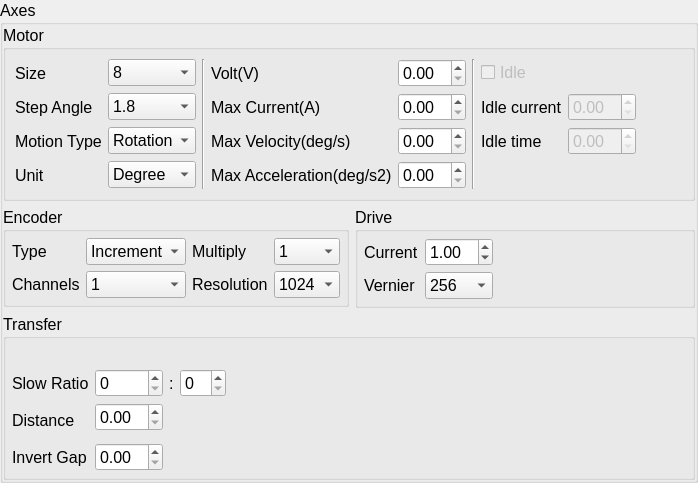
The window that source/wnd/ui/mrqaxes.ui (ww4u/megarobostudio) describes before a commit, drawn with Qt 5.
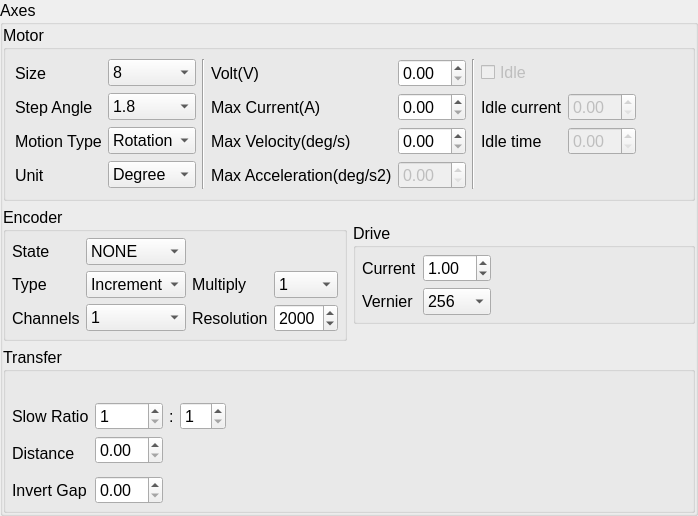
The same window after the commit. Icons and pictures are not drawn.

The edit to the form file:
```diff
--- a/source/wnd/ui/mrqaxes.ui
+++ b/source/wnd/ui/mrqaxes.ui
@@ -7,7 +7,7 @@
     <x>0</x>
     <y>0</y>
     <width>698</width>
-    <height>410</height>
+    <height>442</height>
    </rect>
   </property>
   <property name="sizePolicy">
@@ -286,7 +286,11 @@
           </widget>
          </item>
          <item row="3" column="4">
-          <widget class="QDoubleSpinBox" name="spinMaxAcc"/>
+          <widget class="QDoubleSpinBox" name="spinMaxAcc">
+           <property name="enabled">
+            <bool>false</bool>
+           </property>
+          </widget>
          </item>
         </layout>
        </widget>
@@ -328,14 +332,43 @@
              <property name="horizontalSpacing">
               <number>6</number>
              </property>
-             <item row="0" column="0">
-              <widget class="QLabel" name="label_15">
+             <item row="4" column="1">
+              <spacer name="verticalSpacer_3">
+               <property name="orientation">
+                <enum>Qt::Vertical</enum>
+               </property>
+               <property name="sizeHint" stdset="0">
+                <size>
+                 <width>20</width>
+                 <height>0</height>
+                </size>
+               </property>
+              </spacer>
+             </item>
+             <item row="3" column="3">
+              <widget class="QSpinBox" name="spinEncLine">
+               <property name="minimum">
+                <number>1000</number>
+               </property>
+               <property name="maximum">
+                <number>5000</number>
+               </property>
+               <property name="singleStep">
+                <number>10</number>
+               </property>
+               <property name="value">
+                <number>2000</number>
+               </property>
+              </widget>
+             </item>
+             <item row="3" column="0">
+              <widget class="QLabel" name="label_2">
                <property name="text">
-                <string>Type</string>
+                <string>Channels</string>
                </property>
               </widget>
              </item>
-             <item row="0" column="1">
+             <item row="2" column="1">
               <widget class="QComboBox" name="cmbEncType">
                <item>
                 <property name="text">
@@ -349,14 +382,21 @@
                </item>
               </widget>
              </item>
-             <item row="0" column="2">
+             <item row="2" column="2">
               <widget class="QLabel" name="label_17">
                <property name="text">
                 <string>Multiply</string>
                </property>
               </widget>
              </item>
-             <item row="0" column="3">
+             <item row="2" column="0">
+              <widget class="QLabel" name="label_15">
+               <property name="text">
+                <string>Type</string>
+               </property>
+              </widget>
+             </item>
+             <item row="2" column="3">
               <widget class="QComboBox" name="cmbEncMul">
                <item>
                 <property name="text">
@@ -375,21 +415,7 @@
                </item>
               </widget>
              </item>
-             <item row="1" column="0">
-              <widget class="QLabel" name="label_2">
-               <property name="text">
-                <string>Channels</string>
-               </property>
-              </widget>
-             </item>
-             <item row="1" column="2">
-              <widget class="QLabel" name="label_16">
-               <property name="text">
-                <string>Resolution</string>
-               </property>
-              </widget>
-             </item>
-             <item row="1" column="1">
+             <item row="3" column="1">
               <widget class="QComboBox" name="cmbEncChs">
                <item>
                 <property name="text">
@@ -403,11 +429,25 @@
                </item>
               </widget>
              </item>
-             <item row="1" column="3">
-              <widget class="QComboBox" name="cmbEncRes">
+             <item row="3" column="2">
+              <widget class="QLabel" name="label_16">
+               <property name="text">
+                <string>Resolution</string>
+               </property>
+              </widget>
+             </item>
+             <item row="0" column="0">
+              <widget class="QLabel" name="label_6">
+               <property name="text">
+                <string>State</string>
+               </property>
+              </widget>
+             </item>
+             <item row="0" column="1">
+              <widget class="QComboBox" name="cmbEncState">
                <item>
                 <property name="text">
-                 <string>1024</string>
+                 <string>NONE</string>
                 </property>
                </item>
                <item>
@@ -542,6 +582,19 @@
                </property>
               </spacer>
              </item>
+             <item row="8" column="0">
+              <spacer name="verticalSpacer_2">
+               <property name="orientation">
+                <enum>Qt::Vertical</enum>
+               </property>
+               <property name="sizeHint" stdset="0">
+                <size>
+                 <width>20</width>
+                 <height>0</height>
+                </size>
+               </property>
+              </spacer>
+             </item>
             </layout>
            </widget>
           </item>
@@ -652,7 +705,11 @@
           </widget>
          </item>
          <item row="1" column="1">
-          <widget class="QSpinBox" name="spinSlowMotor"/>
+          <widget class="QSpinBox" name="spinSlowMotor">
+           <property name="minimum">
+            <number>1</number>
+           </property>
+          </widget>
          </item>
          <item row="6" column="0">
           <widget class="QLabel" name="label_21">
@@ -662,7 +719,11 @@
           </widget>
          </item>
          <item row="1" column="3">
-          <widget class="QSpinBox" name="spinSlowGear"/>
+          <widget class="QSpinBox" name="spinSlowGear">
+           <property name="minimum">
+            <number>1</number>
+           </property>
+          </widget>
          </item>
          <item row="4" column="1">
           <widget class="QDoubleSpinBox" name="spinDistance"/>
```
Left out of the diff: 7 changed lines with no effect on the pictures.
